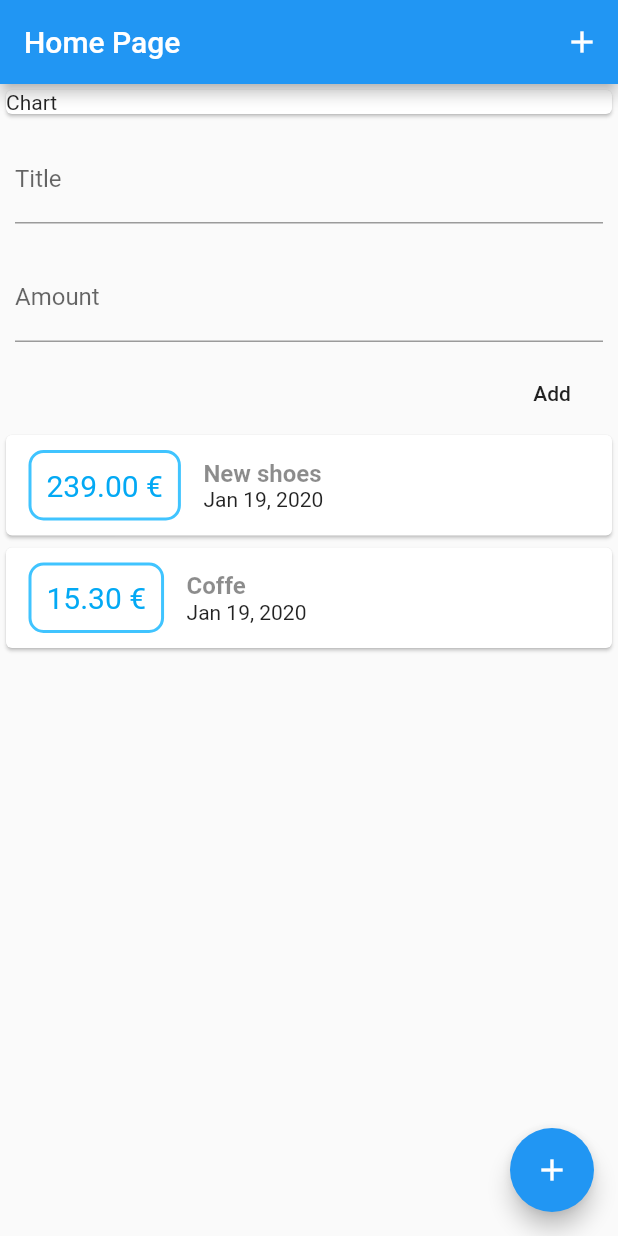
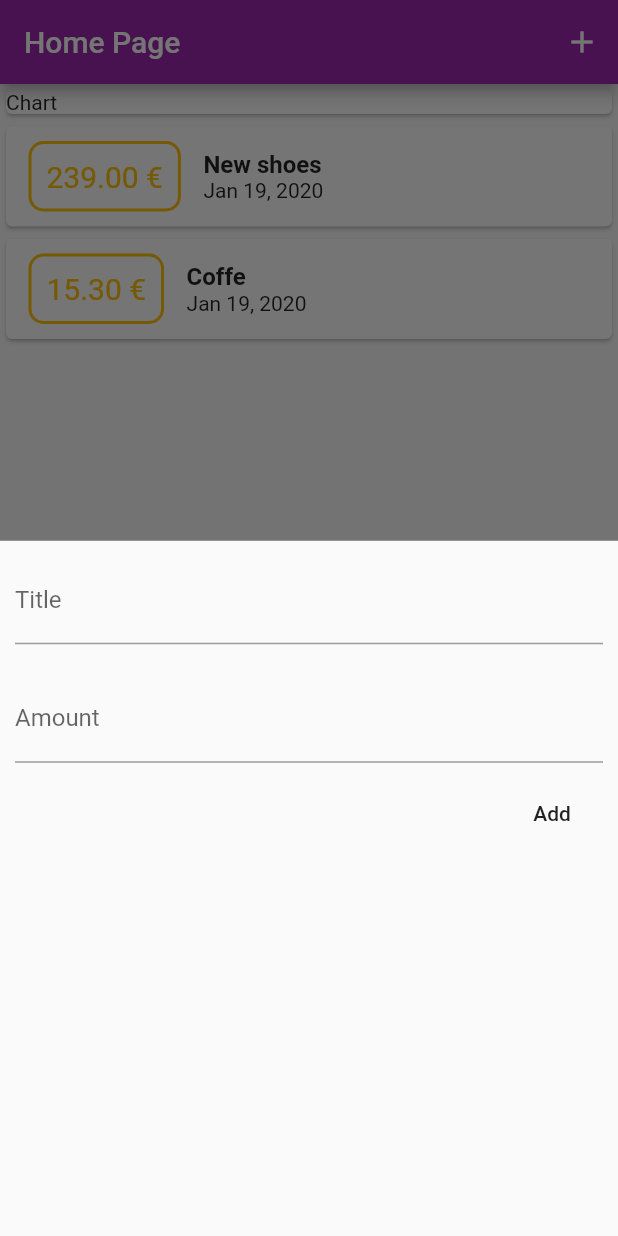
Before and after one commit to gkubiak92/myExpenseMobile, a Flutter app: the screen it shows after launch, after a tap on the "add" icon, on a phone screen of 412 x 824 dp. Run offline on Flutter 3.47's test engine with Material 2 defaults, Android fonts, the phone set to English and light mode, and no system bars.

Commit message:
Add modal bottom to new transactions and change theme colors

```diff
--- a/lib/main.dart
+++ b/lib/main.dart
@@ -1,6 +1,8 @@
 import 'package:flutter/material.dart';
+import 'package:myExpenseMobile/widgets/new_transaction.dart';
 
-import 'widgets/user_transactions.dart';
+import 'models/transaction.dart';
+import 'widgets/transaction_list.dart';
 
 void main() => runApp(MyApp());
 
@@ -10,11 +12,61 @@ class MyApp extends StatelessWidget {
     return MaterialApp(
       title: 'MyExpenseMobile',
       home: MyHomePage(),
+      theme: ThemeData(
+        primarySwatch: Colors.purple,
+        accentColor: Colors.amber,
+      ),
     );
   }
 }
 
-class MyHomePage extends StatelessWidget {
+class MyHomePage extends StatefulWidget {
+  @override
+  _MyHomePageState createState() => _MyHomePageState();
+}
+
+class _MyHomePageState extends State<MyHomePage> {
+  final List<Transaction> _userTransactions = [
+    Transaction(
+      id: 't1',
+      title: 'New shoes',
+      amount: 239.00,
+      date: DateTime.now(),
+    ),
+    Transaction(
+      id: 't2',
+      title: 'Coffe',
+      amount: 15.30,
+      date: DateTime.now(),
+    ),
+  ];
+
+  void _addNewTransaction(String title, double amount) {
+    final newTransaction = new Transaction(
+      title: title,
+      amount: amount,
+      date: DateTime.now(),
+      id: DateTime.now().toString(),
+    );
+
+    setState(() {
+      _userTransactions.add(newTransaction);
+    });
+  }
+
+  void _startAddNewTransaction(BuildContext ctx) {
+    showModalBottomSheet(
+      context: ctx,
+      builder: (_) {
+        return GestureDetector(
+          onTap: () {},
+          child: NewTransaction(_addNewTransaction),
+          behavior: HitTestBehavior.opaque,
+        );
+      },
+    );
+  }
+
   @override
   Widget build(BuildContext context) {
     return Scaffold(
@@ -23,7 +75,7 @@ class MyHomePage extends StatelessWidget {
         actions: <Widget>[
           IconButton(
             icon: Icon(Icons.add),
-            onPressed: () {},
+            onPressed: () => _startAddNewTransaction(context),
           ),
         ],
       ),
@@ -37,13 +89,13 @@ class MyHomePage extends StatelessWidget {
                 child: Text('Chart'),
               ),
             ),
-            UserTransactinons(),
+            TransactionList(_userTransactions),
           ],
         ),
       ),
       floatingActionButton: FloatingActionButton(
         child: Icon(Icons.add),
-        onPressed: () {},
+        onPressed: () => _startAddNewTransaction(context),
       ),
       floatingActionButtonLocation: FloatingActionButtonLocation.endFloat,
     );
--- a/lib/widgets/new_transaction.dart
+++ b/lib/widgets/new_transaction.dart
@@ -1,11 +1,18 @@
 import 'package:flutter/material.dart';
 
-class NewTransaction extends StatelessWidget {
-  final titleController = TextEditingController();
-  final amountController = TextEditingController();
+class NewTransaction extends StatefulWidget {
   final Function newTransactionHandler;
 
   NewTransaction(this.newTransactionHandler);
+
+  @override
+  _NewTransactionState createState() => _NewTransactionState();
+}
+
+class _NewTransactionState extends State<NewTransaction> {
+  final titleController = TextEditingController();
+
+  final amountController = TextEditingController();
 
   void submitData() {
     var enteredTitle = titleController.text;
@@ -13,10 +20,12 @@ class NewTransaction extends StatelessWidget {
 
     if (enteredTitle.isEmpty || enteredAmount <= 0) return;
 
-    newTransactionHandler(
+    widget.newTransactionHandler(
       enteredTitle,
       enteredAmount,
     );
+
+    Navigator.of(context).pop();
   }
 
   @override
--- a/lib/widgets/transaction_list.dart
+++ b/lib/widgets/transaction_list.dart
@@ -21,7 +21,7 @@ class TransactionList extends StatelessWidget {
                   margin: EdgeInsets.symmetric(vertical: 10, horizontal: 15),
                   decoration: BoxDecoration(
                       border: Border.all(
-                        color: Colors.lightBlueAccent,
+                        color: Theme.of(context).accentColor,
                         width: 2,
                       ),
                       borderRadius: BorderRadius.all(Radius.circular(10))),
@@ -29,7 +29,7 @@ class TransactionList extends StatelessWidget {
                   child: Text(
                     '${userTransactions[index].amount.toStringAsFixed(2)} €',
                     style: TextStyle(
-                      color: Colors.lightBlue,
+                      color: Theme.of(context).accentColor,
                       fontSize: 20,
                     ),
                   ),
@@ -40,9 +40,9 @@ class TransactionList extends StatelessWidget {
                     Text(
                       userTransactions[index].title,
                       style: TextStyle(
-                          fontWeight: FontWeight.bold,
-                          fontSize: 16,
-                          color: Colors.black45),
+                        fontWeight: FontWeight.bold,
+                        fontSize: 16,
+                      ),
                     ),
                     Text(
                       DateFormat.yMMMd().format(userTransactions[index].date),
--- a/lib/widgets/user_transactions.dart
+++ /dev/null
@@ -1,50 +0,0 @@
-import 'package:flutter/material.dart';
-
-import '../widgets/transaction_list.dart';
-import '../widgets/new_transaction.dart';
-import '../models/transaction.dart';
-
-class UserTransactinons extends StatefulWidget {
-  @override
-  _UserTransactinonsState createState() => _UserTransactinonsState();
-}
-
-class _UserTransactinonsState extends State<UserTransactinons> {
-  final List<Transaction> _userTransactions = [
-    Transaction(
-      id: 't1',
-      title: 'New shoes',
-      amount: 239.00,
-      date: DateTime.now(),
-    ),
-    Transaction(
-      id: 't2',
-      title: 'Coffe',
-      amount: 15.30,
-      date: DateTime.now(),
-    ),
-  ];
-
-  void _addNewTransaction(String title, double amount) {
-    final newTransaction = new Transaction(
-      title: title,
-      amount: amount,
-      date: DateTime.now(),
-      id: DateTime.now().toString(),
-    );
-
-    setState(() {
-      _userTransactions.add(newTransaction);
-    });
-  }
-
-  @override
-  Widget build(BuildContext context) {
-    return Column(
-      children: <Widget>[
-        NewTransaction(_addNewTransaction),
-        TransactionList(_userTransactions),
-      ],
-    );
-  }
-}
```
